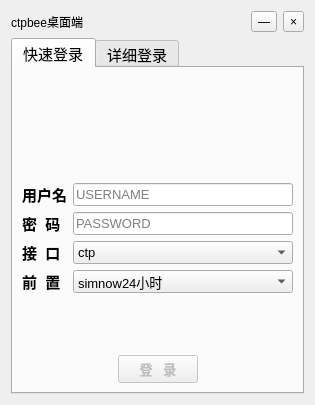
Old version of the form app/ui/signin.ui in the repository ctpbee/ctpbee_desktop.
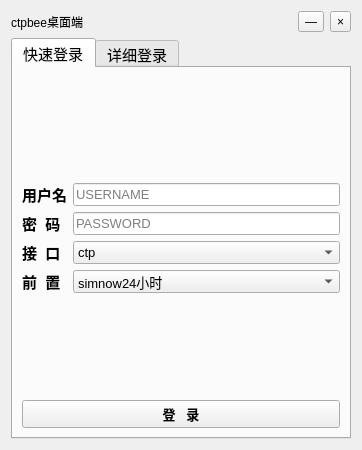
New version of the form. Icons and pictures are not drawn.

Patch:
```diff
--- a/app/ui/signin.ui
+++ b/app/ui/signin.ui
@@ -9,8 +9,8 @@
    <rect>
     <x>0</x>
     <y>0</y>
-    <width>315</width>
-    <height>405</height>
+    <width>362</width>
+    <height>450</height>
    </rect>
   </property>
   <property name="minimumSize">
@@ -296,23 +296,10 @@
        </item>
        <item row="7" column="0" colspan="2">
         <layout class="QHBoxLayout" name="horizontalLayout_2">
-         <item>
-          <spacer name="horizontalSpacer_2">
-           <property name="orientation">
-            <enum>Qt::Horizontal</enum>
-           </property>
-           <property name="sizeHint" stdset="0">
-            <size>
-             <width>40</width>
-             <height>20</height>
-            </size>
-           </property>
-          </spacer>
-         </item>
          <item>
           <widget class="QPushButton" name="sign_in_btn_1">
            <property name="enabled">
-            <bool>false</bool>
+            <bool>true</bool>
            </property>
            <property name="maximumSize">
             <size>
@@ -342,19 +329,6 @@
            </property>
           </widget>
          </item>
-         <item>
-          <spacer name="horizontalSpacer_3">
-           <property name="orientation">
-            <enum>Qt::Horizontal</enum>
-           </property>
-           <property name="sizeHint" stdset="0">
-            <size>
-             <width>40</width>
-             <height>20</height>
-            </size>
-           </property>
-          </spacer>
-         </item>
         </layout>
        </item>
        <item row="6" column="0">
```
Left out of the diff: 97 changed lines with no effect on the pictures.
